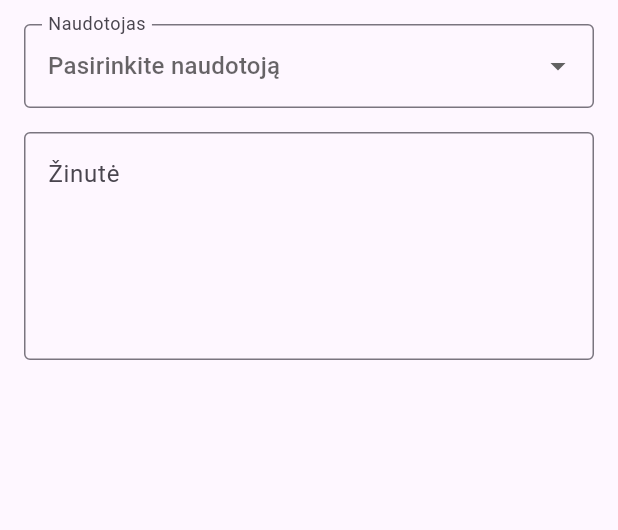
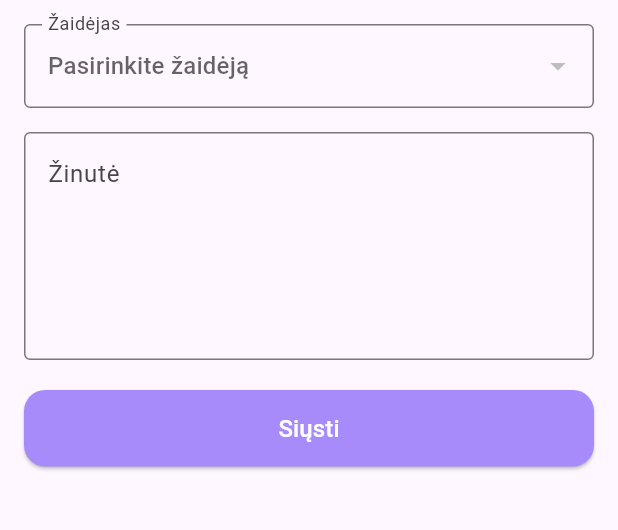
Before and after one commit to cliffs1/athlete-softskills-app, a Flutter app: the CoachMessagesPage screen opened directly, on a phone screen of 412 x 824 dp, the part 84-614 px from its top. Run offline on Flutter 3.47's test engine with Material 3 defaults, Android fonts, the phone set to English and light mode, and no system bars; our stand-ins replace fl_chart, flutter_calendar_carousel, image_picker, shared_preferences, supabase_flutter; missing offline and left inert: flutter_radar_chart; accounts and stored records are empty.

Commit message:
Connected the coach messages to players

```diff
--- a/lib/pages/CoachMessagesPage.dart
+++ b/lib/pages/CoachMessagesPage.dart
@@ -1,20 +1,76 @@
 import 'package:flutter/material.dart';
+import 'package:supabase_flutter/supabase_flutter.dart';
 
 class CoachMessagesPage extends StatefulWidget {
   const CoachMessagesPage({super.key});
-
   @override
   State<CoachMessagesPage> createState() => _CoachMessagesPageState();
 }
 
 class _CoachMessagesPageState extends State<CoachMessagesPage> {
-  String? selectedUser;
+  final supabase = Supabase.instance.client;
   final messageController = TextEditingController();
+  List<Map<String, dynamic>> players = [];
+  String? selectedPlayerId;
+  bool loading = true;
+  bool sending = false;
+
+  @override
+  void initState() {
+    super.initState();
+    loadPlayers();
+  }
 
   @override
   void dispose() {
     messageController.dispose();
     super.dispose();
+  }
+
+  Future<void> loadPlayers() async {
+    final user = supabase.auth.currentUser;
+    if (user == null) return;
+
+    final data = await supabase
+        .from('naudotojas')
+        .select('auth_user_id, vardas, el_pastas')
+        .eq('coach_id', user.id)
+        .eq('role', 'player');
+
+    setState(() {
+      players = List<Map<String, dynamic>>.from(data);
+      loading = false;
+    });
+  }
+
+  Future<void> sendMessage() async {
+    final user = supabase.auth.currentUser;
+    if (user == null || selectedPlayerId == null) return;
+    if (messageController.text.trim().isEmpty) return;
+
+    setState(() => sending = true);
+
+    try {
+      await supabase.from('zinutes').insert({
+        'treneris_id': user.id,
+        'zaidejas_id': selectedPlayerId,
+        'tekstas': messageController.text.trim(),
+        'ar_perskaite': false,
+      });
+
+      messageController.clear();
+      setState(() => selectedPlayerId = null);
+
+      ScaffoldMessenger.of(context).showSnackBar(
+        const SnackBar(content: Text('Žinutė išsiųsta!')),
+      );
+    } catch (e) {
+      ScaffoldMessenger.of(context).showSnackBar(
+        SnackBar(content: Text('Klaida: $e')),
+      );
+    }
+
+    setState(() => sending = false);
   }
 
   @override
@@ -37,27 +93,27 @@ class _CoachMessagesPageState extends State<CoachMessagesPage> {
           ),
         ],
       ),
-      body: SingleChildScrollView(
+      body: loading
+          ? const Center(child: CircularProgressIndicator())
+          : SingleChildScrollView(
               padding: const EdgeInsets.all(16),
               child: Column(
                 children: [
                   DropdownButtonFormField<String>(
-              value: selectedUser,
+                    value: selectedPlayerId,
                     decoration: const InputDecoration(
                       border: OutlineInputBorder(),
-                labelText: 'Naudotojas',
+                      labelText: 'Žaidėjas',
                     ),
-              hint: const Text('Pasirinkite naudotoją'),
-              items: const [
-                DropdownMenuItem(
-                  value: 'naudotojas',
-                  child: Text('Naudotojas'),
-                ),
-              ],
+                    hint: const Text('Pasirinkite žaidėją'),
+                    items: players.map((player) {
+                      return DropdownMenuItem<String>(
+                        value: player['auth_user_id'],
+                        child: Text(player['vardas'] ?? player['el_pastas']),
+                      );
+                    }).toList(),
                     onChanged: (value) {
-                setState(() {
-                  selectedUser = value;
-                });
+                      setState(() => selectedPlayerId = value);
                     },
                   ),
                   const SizedBox(height: 16),
@@ -72,6 +128,24 @@ class _CoachMessagesPageState extends State<CoachMessagesPage> {
                       hintText: 'Įveskite žinutę',
                     ),
                   ),
+                  const SizedBox(height: 20),
+                  SizedBox(
+                    width: double.infinity,
+                    child: ElevatedButton(
+                      style: ElevatedButton.styleFrom(
+                        backgroundColor: const Color.fromRGBO(167, 139, 250, 1),
+                        foregroundColor: Colors.white,
+                        padding: const EdgeInsets.symmetric(vertical: 14),
+                        shape: RoundedRectangleBorder(
+                          borderRadius: BorderRadius.circular(14),
+                        ),
+                      ),
+                      onPressed: sending ? null : sendMessage,
+                      child: sending
+                          ? const CircularProgressIndicator(color: Colors.white)
+                          : const Text('Siųsti', style: TextStyle(fontSize: 16)),
+                    ),
+                  ),
                 ],
               ),
             ),
```
Also changed, not shown: pubspec.lock. Lines whose indentation alone changed are shown as unchanged.
